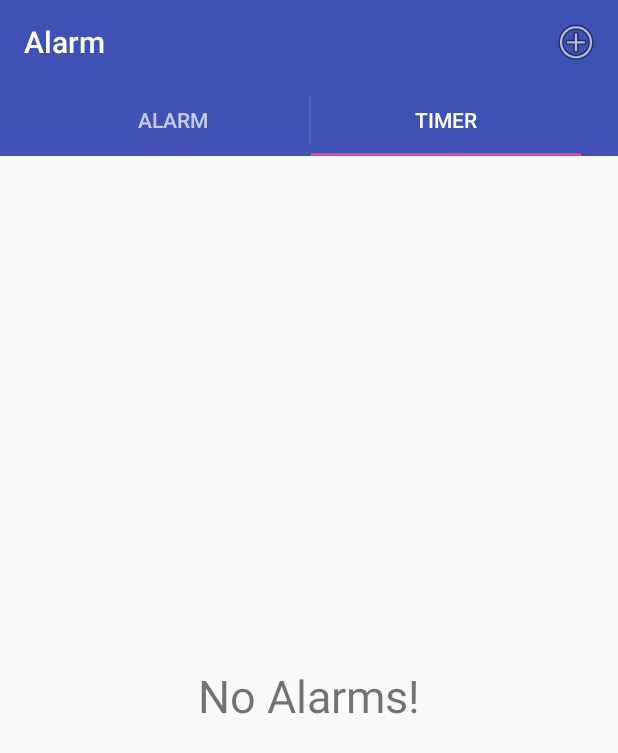
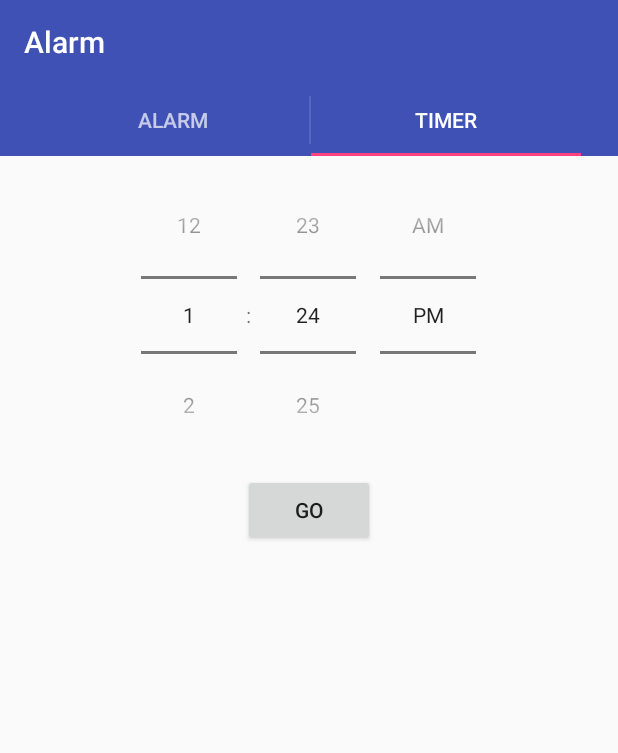
Before and after one commit to PatMcNamara/school, an Android app: the screen it shows after launch (AlarmActivityControler), tab 2 chosen, on a phone screen of 412 x 824 dp. Shown: the top 753 px of the screen. Run offline under Robolectric (Android 15) with nearby library versions, the phone set to English and light mode, and no system bars.

Commit message:
Timer (base) working
Now adding notifications.

```diff
--- a/Android/Alarm/app/src/main/AndroidManifest.xml
+++ b/Android/Alarm/app/src/main/AndroidManifest.xml
@@ -15,7 +15,7 @@
                 <category android:name="android.intent.category.LAUNCHER" />
             </intent-filter>
         </activity>
-        <activity android:name=".AlarmDetailActivity">
+        <activity android:name=".alarm.AlarmDetailActivity">
         </activity>
     </application>
 
--- a/Android/Alarm/app/src/main/java/edu/umsl/pjm8cd/alarm/AlarmActivityControler.java
+++ b/Android/Alarm/app/src/main/java/edu/umsl/pjm8cd/alarm/AlarmActivityControler.java
@@ -1,6 +1,5 @@
 package edu.umsl.pjm8cd.alarm;
 
-import android.content.Intent;
 import android.support.v4.app.Fragment;
 import android.support.v4.app.FragmentManager;
 import android.support.v4.app.FragmentPagerAdapter;
@@ -10,8 +9,9 @@ import android.support.v7.app.ActionBar;
 import android.support.v7.app.AppCompatActivity;
 import android.os.Bundle;
 import android.util.Log;
-import android.view.View;
-import android.widget.TextView;
+
+import edu.umsl.pjm8cd.alarm.alarm.ListViewFragment;
+import edu.umsl.pjm8cd.alarm.timer.TimerViewFragment;
 
 public class AlarmActivityControler extends AppCompatActivity {
     ViewPager pager;
@@ -36,6 +36,8 @@ public class AlarmActivityControler extends AppCompatActivity {
                 }catch(NullPointerException e) {
                     Log.d("CONTROLLER", "NPE tryint to get support action bar.");
                 }
+
+
             }
         });
 
@@ -75,7 +77,12 @@ public class AlarmActivityControler extends AppCompatActivity {
 
         @Override
         public Fragment getItem(int position) {
-            return ListViewFragment.newInstance();
+            if(position == 0) {
+                return ListViewFragment.newInstance();
+            } else {
+
+                return TimerViewFragment.newInstance();
+            }
 //            ListViewFragment listViewFragment;
 //            FragmentManager manager = getSupportFragmentManager();
 ////            if(position == 0) {
--- a/Android/Alarm/app/src/main/java/edu/umsl/pjm8cd/alarm/alarm/Alarm.java
+++ b/Android/Alarm/app/src/main/java/edu/umsl/pjm8cd/alarm/alarm/Alarm.java
@@ -1,4 +1,4 @@
-package edu.umsl.pjm8cd.alarm;
+package edu.umsl.pjm8cd.alarm.alarm;
 
 import java.util.Date;
 import java.util.UUID;
--- a/Android/Alarm/app/src/main/java/edu/umsl/pjm8cd/alarm/alarm/AlarmDetailActivity.java
+++ b/Android/Alarm/app/src/main/java/edu/umsl/pjm8cd/alarm/alarm/AlarmDetailActivity.java
@@ -1,4 +1,4 @@
-package edu.umsl.pjm8cd.alarm;
+package edu.umsl.pjm8cd.alarm.alarm;
 
 import android.content.Context;
 import android.content.Intent;
@@ -7,7 +7,7 @@ import android.support.annotation.Nullable;
 import android.support.v4.app.FragmentManager;
 import android.support.v7.app.AppCompatActivity;
 
-import edu.umsl.pjm8cd.alarm.database.DBWrapper;
+import edu.umsl.pjm8cd.alarm.R;
 
 /**
  * Created by Pat on 5/1/2016.
--- a/Android/Alarm/app/src/main/java/edu/umsl/pjm8cd/alarm/database/TimerBaseHelper.java
+++ b/Android/Alarm/app/src/main/java/edu/umsl/pjm8cd/alarm/database/TimerBaseHelper.java
@@ -25,7 +25,8 @@ public class TimerBaseHelper extends SQLiteOpenHelper {
                 TimerTable.Cols.UUID + " TEXT, " +
                 TimerTable.Cols.NAME + " TEXT, " +
                 TimerTable.Cols.HOURS + " INTEGER, " +
-                TimerTable.Cols.MIN + " INTEGER" +
+                TimerTable.Cols.MIN + " INTEGER," +
+                TimerTable.Cols.RUNNING + " INTEGER" +
                 ")"
         );
     }
--- a/Android/Alarm/app/src/main/java/edu/umsl/pjm8cd/alarm/database/TimerCursorWrapper.java
+++ b/Android/Alarm/app/src/main/java/edu/umsl/pjm8cd/alarm/database/TimerCursorWrapper.java
@@ -3,10 +3,9 @@ package edu.umsl.pjm8cd.alarm.database;
 import android.database.Cursor;
 import android.database.CursorWrapper;
 
-import java.util.Date;
 import java.util.UUID;
 
-import edu.umsl.pjm8cd.alarm.Alarm;
+import edu.umsl.pjm8cd.alarm.alarm.Alarm;
 import edu.umsl.pjm8cd.alarm.database.TimerDBSchema.TimerTable;
 
 /**
@@ -22,11 +21,13 @@ public class TimerCursorWrapper extends CursorWrapper {
         String name = getString(getColumnIndex(TimerTable.Cols.NAME));
         int min = getInt(getColumnIndex(TimerTable.Cols.MIN));
         int hours = getInt(getColumnIndex(TimerTable.Cols.HOURS));
+        int running = getInt(getColumnIndex(TimerTable.Cols.RUNNING));
 
         Alarm c = new Alarm(UUID.fromString(uuidString));
         c.setName(name);
         c.setHours(hours);
         c.setMinutes(min);
+        c.setRunning(running != 0);
         return c;
     }
 }
--- a/Android/Alarm/app/src/main/java/edu/umsl/pjm8cd/alarm/database/TimerDBSchema.java
+++ b/Android/Alarm/app/src/main/java/edu/umsl/pjm8cd/alarm/database/TimerDBSchema.java
@@ -12,6 +12,7 @@ public class TimerDBSchema {
             public static final String NAME = "name";
             public static final String HOURS = "hours";
             public static final String MIN = "min";
+            public static final String RUNNING = "running";
         }
     }
 }
--- /dev/null
+++ b/Android/Alarm/app/src/main/java/edu/umsl/pjm8cd/alarm/timer/Timer.java
@@ -0,0 +1,83 @@
+package edu.umsl.pjm8cd.alarm.timer;
+
+import android.os.Handler;
+import android.util.Log;
+
+import java.util.Calendar;
+import java.util.Date;
+
+/**
+ * Created by Pat on 5/12/2016.
+ */
+public class Timer implements Runnable {
+    interface TimerDelegate {
+        void updateTime();
+    }
+    TimerDelegate del;
+    public void setDelegate(TimerDelegate delagate) {
+        del = delagate;
+    }
+
+    private Date timeFinished;
+    private Date timePaused; // Should be null if timer is running.
+
+    private Handler handler;
+
+    public Timer(TimerDelegate delegate) {
+        timeFinished = null;
+        handler = new Handler();
+        setDelegate(delegate);
+    }
+    public Timer(Date finish) {
+        timeFinished = finish;
+        handler = new Handler();
+    }
+    public Timer(TimerDelegate delegate, Date finish) {
+        this(finish);
+        setDelegate(delegate);
+    }
+
+    public void setTimeFinished(Date timeFinished) {
+        handler.removeCallbacks(this); // We are starting a new time, reset the timer.
+        this.timeFinished = timeFinished;
+    }
+
+    public String getTimeString() {
+//        Log.d("CHECK", timeFinished.toString() + " and " + (new Date()).toString());
+        return formatTimeString(timeFinished.getTime() - (new Date()).getTime());
+    }
+
+    /* Takes in a number of milliseconds and gives a time string of min:sec:milliseconds. */
+    public static String formatTimeString(long milliseconds) {
+        return String.format("%02d:%02d:%02d", (milliseconds / 3600000) % 24, (milliseconds / 60000) % 60, (milliseconds / 1000) % 60);
+    }
+
+    //TODO should probably divide into thread stop and start and timer pause and resume.
+    public void threadStart() {
+        if(timePaused != null) { // We are resuming from a pause.
+            long timeEllapsed = System.currentTimeMillis() - timePaused.getTime();
+            timeFinished.setTime(timeEllapsed + timeFinished.getTime());
+            timePaused = null;
+        }
+        handler.postDelayed(this, 500);
+    }
+
+    public void threadPause() {
+        timePaused = new Date();
+        threadStop();
+    }
+
+    public void threadStop() {
+        handler.removeCallbacks(this);
+    }
+
+    public boolean isPaused() {
+        return timePaused != null;
+    }
+
+    @Override
+    public void run() {
+        del.updateTime();
+        handler.postDelayed(this, 500);
+    }
+}
--- /dev/null
+++ b/Android/Alarm/app/src/main/java/edu/umsl/pjm8cd/alarm/timer/TimerViewFragment.java
@@ -0,0 +1,221 @@
+package edu.umsl.pjm8cd.alarm.timer;
+
+import android.app.DatePickerDialog;
+import android.app.TimePickerDialog;
+import android.os.Bundle;
+import android.support.annotation.Nullable;
+import android.support.v4.app.DialogFragment;
+import android.support.v4.app.Fragment;
+import android.support.v4.app.FragmentManager;
+import android.text.Layout;
+import android.util.Log;
+import android.view.LayoutInflater;
+import android.view.View;
+import android.view.ViewGroup;
+import android.widget.Button;
+import android.widget.TextView;
+import android.widget.TimePicker;
+
+import java.util.Calendar;
+import java.util.Date;
+
+import edu.umsl.pjm8cd.alarm.R;
+import edu.umsl.pjm8cd.alarm.alarm.ListViewFragment;
+
+/**
+ * Created by pat on 3/4/2016.
+ */
+public class TimerViewFragment extends Fragment
+        implements Timer.TimerDelegate {
+    interface StopwatchFragmentDelegate {
+        void startStop(Date time);
+        void lapReset(Date time);
+    }
+
+
+    //TODO when the timer reaches zero it should do something.
+    Timer model;
+
+    private TimePicker picker;
+
+    private View pickerLayout;
+    private View bodyLayout;
+
+//    private StopwatchFragmentDelegate delegate;
+//    private boolean isRunning = false;
+//
+    private TextView timer;
+//    private TextView lapTime;
+//    private Button startStopButton;
+//    private Button lapResetButton;
+//
+//    public void setDelegate(StopwatchFragmentDelegate delegate) {
+//        this.delegate = delegate;
+//    }
+
+    public static TimerViewFragment newInstance() {
+        TimerViewFragment fragment = new TimerViewFragment();
+        return fragment;
+    }
+
+    @Nullable
+    @Override
+    public View onCreateView(LayoutInflater inflater, ViewGroup container, Bundle savedInstanceState) {
+/*        setRetainInstance(true);//TODO*/
+        View view = inflater.inflate(R.layout.timer_fragment_view, container, false);
+
+        model = new Timer(this);
+
+        picker = (TimePicker) view.findViewById(R.id.picker);
+        pickerLayout = (View) view.findViewById(R.id.picker_body);
+        bodyLayout = (View) view.findViewById(R.id.timer_body);
+        timer = (TextView) view.findViewById(R.id.timer);
+
+        Button cancelButton = (Button) view.findViewById(R.id.reset_button);
+        final Button pauseResumeButton = (Button) view.findViewById(R.id.pause_button);
+        Button pickButton = (Button) view.findViewById(R.id.picker_button);
+        pickButton.setOnClickListener(new View.OnClickListener() {
+            @Override
+            public void onClick(View view) {
+                int hour, min;
+                if (android.os.Build.VERSION.SDK_INT >= android.os.Build.VERSION_CODES.M) {
+                    hour = picker.getHour();
+                    min = picker.getMinute();
+                } else { // If version is before getHour() was implemented
+                    Log.e("TIMEPICKER", "We don't actually support that version yet.");
+                    return;
+                }
+
+                Calendar currentTime = Calendar.getInstance();
+                Calendar targetTime = Calendar.getInstance();
+//                Log.d("fragment", "current Time = " + c.getTime().toString());
+                targetTime.set(Calendar.HOUR, hour);
+                targetTime.set(Calendar.MINUTE, min);
+                targetTime.set(Calendar.SECOND, 0);
+
+                if(currentTime.after(targetTime)) { // If timer is set for tomorrow.
+                    targetTime.add(Calendar.DATE, 1);
+                }
+
+//                Log.d("fragment", "finish Time = " + c.getTime().toString());
+
+                model.setTimeFinished(targetTime.getTime());// Set time in the model
+
+                pickerLayout.setVisibility(View.GONE);//TODO this is going to make it hard to save state.
+                bodyLayout.setVisibility(View.VISIBLE);
+
+                updateTime();
+                model.threadStart();
+            }
+        });
+
+        pauseResumeButton.setOnClickListener(new View.OnClickListener() {
+            @Override
+            public void onClick(View view) {
+                if(model.isPaused()) {
+                    model.threadStart();
+                    pauseResumeButton.setText("Pause");
+                } else {
+                    model.threadPause();
+                    pauseResumeButton.setText("Resume");
+                }
+                updateTime();
+            }
+        });
+
+        cancelButton.setOnClickListener(new View.OnClickListener() {
+            @Override
+            public void onClick(View view) {
+                model.threadStop();
+                //TODO stop everything
+                pickerLayout.setVisibility(View.VISIBLE);
+                bodyLayout.setVisibility(View.GONE);
+            }
+        });
+
+//
+//        elapsedTime = (TextView) view.findViewById(R.id.total_timer);
+//        lapTime = (TextView) view.findViewById(R.id.lap_timer);
+//        startStopButton = (Button) view.findViewById(R.id.start_button);
+//        lapResetButton = (Button) view.findViewById(R.id.reset_button);
+//
+//        startStopButton.setOnClickListener(new View.OnClickListener() {
+//            @Override
+//            public void onClick(View v) {
+//                // Call start/stop with the current date
+//                if (delegate != null) {
+//                    delegate.startStop(new Date());
+//
+//                    // Switch the button text.
+//                    if (isRunning) {
+//                        isRunning = false;
+//                    } else {
+//                        isRunning = true;
+//                    }
+//                    updateButtonText();
+//
+//                } else {
+//                    Log.e("Stopwatch", "Stop/start button pressed while view fragment has no delegate set.");
+//                }
+//            }
+//        });
+//        lapResetButton.setOnClickListener(new View.OnClickListener() {
+//            @Override
+//            public void onClick(View v) {
+//                // Call reset with the current date
+//                if (delegate != null) {
+//                    delegate.lapReset(new Date());
+//                } else {
+//                    Log.e("Stopwatch", "Lap/reset button pressed while view fragment has no delegate set.");
+//                }
+//            }
+//        });
+        return view;
+    }
+
+    public void updateTime() {
+        timer.setText(model.getTimeString());
+    }
+
+//    public void showTimePickerDialog(/*View v*/) {
+//        DialogFragment picker = TimePickerFragment.newInstance(new TimePickerDialog.OnTimeSetListener() {
+//            public void onTimeSet(TimePicker view, int hourOfDay, int minute) {
+////                        alarmTime.setText(hourOfDay + ":" + minute);
+//                return;
+//            }
+//        });
+//        picker.show(getActivity().getSupportFragmentManager(), "timePicker");
+//    }
+
+    @Override
+    public void onStart() {
+        super.onStart();
+//        updateButtonText();
+
+
+    }
+
+    @Override
+    public void onResume() {
+        super.onResume();
+    }
+
+    /* Will set the text of the buttons based on if stopwatch is running or not. */
+    /*public void updateButtonText() {
+        if (isRunning) {
+            startStopButton.setText(R.string.stop);
+            lapResetButton.setText(R.string.lap);
+        } else {
+            startStopButton.setText(R.string.start);
+            lapResetButton.setText(R.string.reset);
+        }
+    }*/
+
+    /* Sets total and lap time to the specified values */
+    /*public void updateTime(int totalMillisecondsElapsed, int lapMillisecondsElapsed) {
+        elapsedTime.setText(formatTimeString(totalMillisecondsElapsed));
+        lapTime.setText(formatTimeString(lapMillisecondsElapsed));
+    }*/
+
+
+}
--- /dev/null
+++ b/Android/Alarm/app/src/main/res/layout/timer_fragment_view.xml
@@ -0,0 +1,60 @@
+<?xml version="1.0" encoding="utf-8"?>
+<RelativeLayout xmlns:android="http://schemas.android.com/apk/res/android"
+    xmlns:tools="http://schemas.android.com/tools"
+    android:layout_width="match_parent"
+    android:layout_height="match_parent"
+    android:id="@+id/timer_fragment">
+
+    <LinearLayout
+        android:layout_width="match_parent"
+        android:layout_height="match_parent"
+        android:id="@+id/picker_body"
+        android:orientation="vertical">
+        <TimePicker
+            android:layout_width="wrap_content"
+            android:layout_height="wrap_content"
+            android:timePickerMode="spinner"
+            android:id="@+id/picker"
+            android:layout_gravity="center_horizontal"/>
+        <Button
+            android:layout_width="wrap_content"
+            android:layout_height="wrap_content"
+            android:id="@+id/picker_button"
+            android:text="GO"
+            android:layout_gravity="center_horizontal"/>
+    </LinearLayout>
+
+    <LinearLayout
+        android:layout_width="wrap_content"
+        android:layout_height="wrap_content"
+        android:layout_centerVertical="true"
+        android:layout_centerHorizontal="true"
+        android:orientation="vertical"
+        android:visibility="gone"
+        android:id="@+id/timer_body">
+
+        <TextView
+            android:id="@+id/timer"
+            android:layout_width="wrap_content"
+            android:layout_height="wrap_content"
+            android:text="00:00:00"
+            android:textSize="60sp"/>
+        <LinearLayout
+            android:layout_width="wrap_content"
+            android:layout_height="wrap_content"
+            android:layout_margin="10sp"
+            android:orientation="horizontal"
+            android:layout_gravity="center">
+            <Button
+                android:id="@+id/pause_button"
+                android:layout_width="wrap_content"
+                android:layout_height="wrap_content"
+                android:text="Pause"/>
+            <Button
+                android:id="@+id/reset_button"
+                android:layout_width="wrap_content"
+                android:layout_height="wrap_content"
+                android:text="Reset"/>
+        </LinearLayout>
+    </LinearLayout>
+</RelativeLayout>
```
Also changed, not shown: Android/Alarm/app/src/main/java/edu/umsl/pjm8cd/alarm/alarm/AlarmDetailsView.java (+2 -10 lines), Android/Alarm/app/src/main/java/edu/umsl/pjm8cd/alarm/alarm/ListViewFragment.java (+10 -3 lines), Android/Alarm/app/src/main/java/edu/umsl/pjm8cd/alarm/database/DBWrapper.java (+6 -1 lines).
